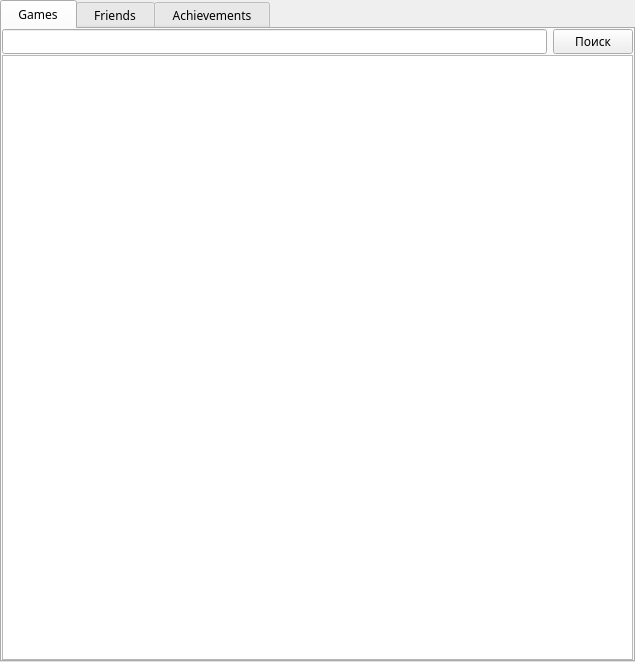
Above: AraSteamManager/forms/subForms/main/formfavorites.ui from Arankir/AraSteamManager before the change. Below: the same form after it.
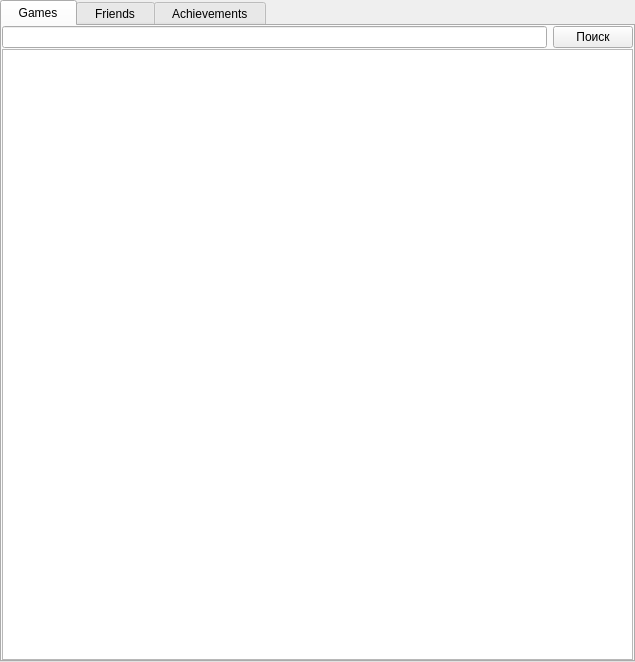
That is the form after the change.

What changed in the file:
```diff
--- a/AraSteamManager/forms/subForms/main/formfavorites.ui
+++ b/AraSteamManager/forms/subForms/main/formfavorites.ui
@@ -10,11 +10,6 @@
     <height>662</height>
    </rect>
   </property>
-  <property name="font">
-   <font>
-    <family>Ebrima</family>
-   </font>
-  </property>
   <property name="windowTitle">
    <string>Form</string>
   </property>
```
